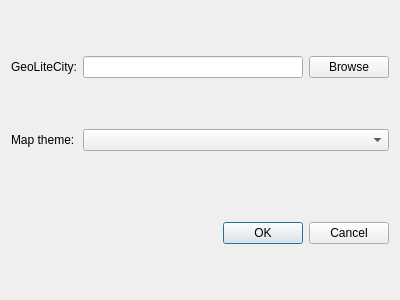
Qt form qt_cpp_version/QtGeoIp/PreferencesForm.ui (AndreMiras/py-qt-geo-ip) before a commit.
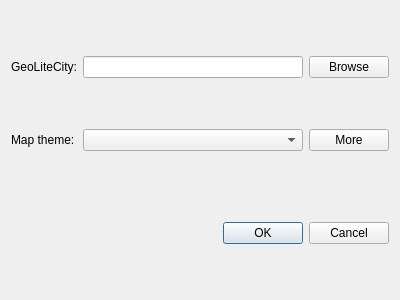
The same form after that commit.

Commit message:
Added a "More maps" button in the preference form that brings the map installer dialog.
Update issue #3

```diff
--- a/qt_cpp_version/QtGeoIp/PreferencesForm.ui
+++ b/qt_cpp_version/QtGeoIp/PreferencesForm.ui
@@ -53,9 +53,6 @@
      <item row="0" column="1">
       <widget class="QLineEdit" name="geoLiteCityPathLineEdit"/>
      </item>
-     <item row="2" column="1" colspan="2">
-      <widget class="QComboBox" name="mapThemeComboBox"/>
-     </item>
      <item row="4" column="1" colspan="2">
       <widget class="QDialogButtonBox" name="okCancelButtonBox">
        <property name="orientation">
@@ -66,6 +63,16 @@
        </property>
       </widget>
      </item>
+     <item row="2" column="1">
+      <widget class="QComboBox" name="mapThemeComboBox"/>
+     </item>
+     <item row="2" column="2">
+      <widget class="QPushButton" name="moreMapsPushButton">
+       <property name="text">
+        <string>More</string>
+       </property>
+      </widget>
+     </item>
     </layout>
    </item>
   </layout>
```
The commit also changes 3 other files.
